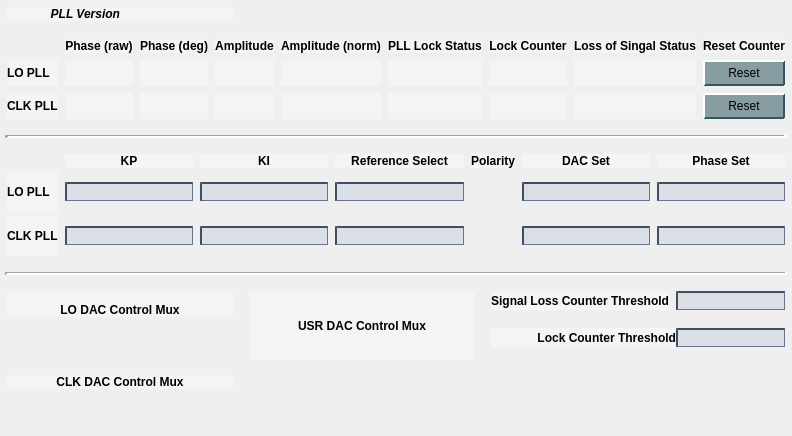
First picture: the form in new_look/pll.ui, repository cristinasewell/ATCA_PyDM_Screens, before the edit.
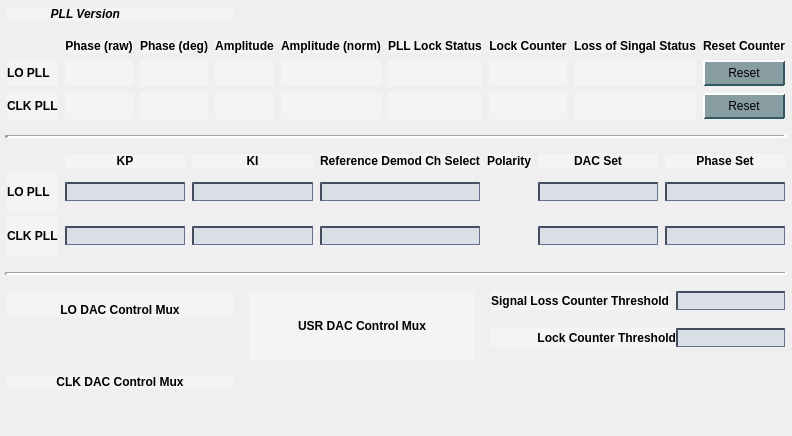
Second picture: the form after the edit. Custom widgets are drawn as their Qt base class.

Commit message: ENH: added the Demod label for References on dac-out and pll

```diff
--- a/new_look/pll.ui
+++ b/new_look/pll.ui
@@ -555,7 +555,7 @@
         </font>
        </property>
        <property name="text">
-        <string>Reference Select</string>
+        <string>Reference Demod Ch Select</string>
        </property>
        <property name="alignment">
         <set>Qt::AlignCenter</set>
```
The commit also changes 1 other file.
